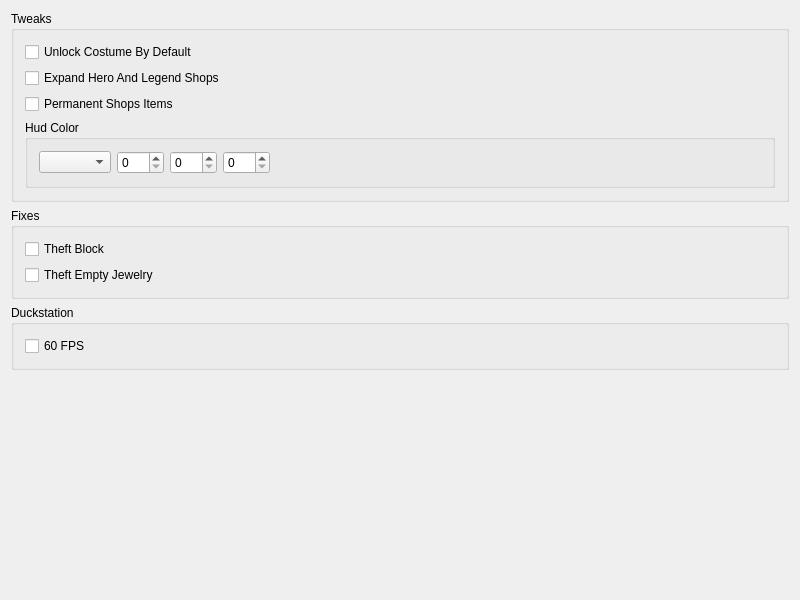
Old version of the form src/FrontendQt/TweaksWidget.ui in the repository Meos4/Darkstone-PS1-Tweaks.
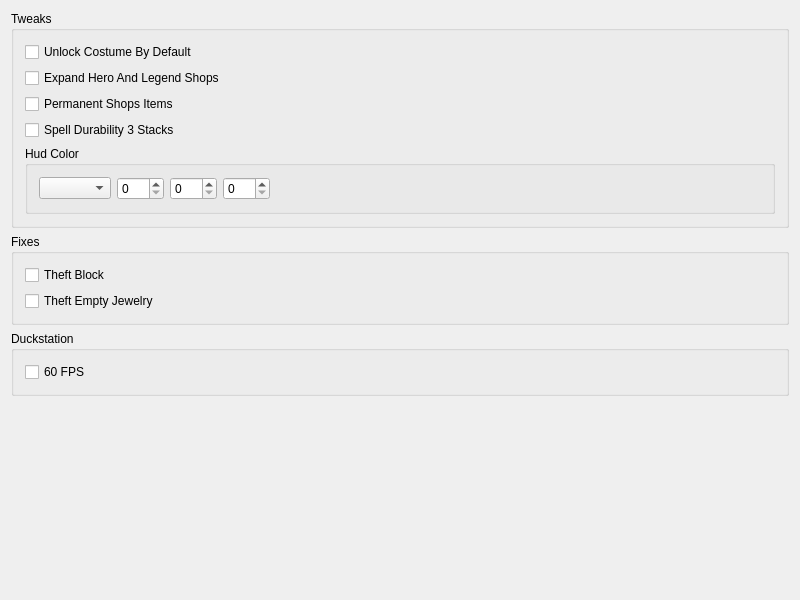
New version of the form.

Commit message: Add feature spell durability 3 stacks

Diff of the .ui file:
```diff
--- a/src/FrontendQt/TweaksWidget.ui
+++ b/src/FrontendQt/TweaksWidget.ui
@@ -77,6 +77,13 @@
         </property>
        </widget>
       </item>
+      <item>
+       <widget class="QCheckBox" name="tweaksSpellDurability3Stacks">
+        <property name="text">
+         <string>Spell Durability 3 Stacks</string>
+        </property>
+       </widget>
+      </item>
       <item>
        <widget class="QGroupBox" name="tweaksHudColor">
         <property name="title">
```
The commit also changes 8 other files.
